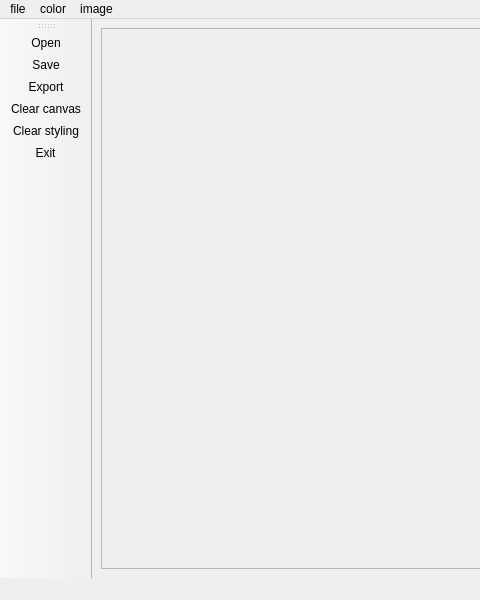
First picture: the form in mainwindow.ui, repository Guc10/lab_qt_2, before the edit; both pictures show x 0 to 480 and y 0 to 600 of the 800 by 600 pixel window.
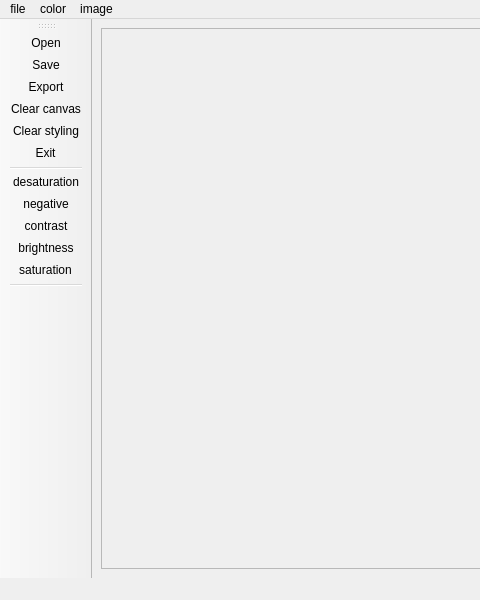
Second picture: the form after the edit. Icons and pictures are not drawn.

```diff
--- a/mainwindow.ui
+++ b/mainwindow.ui
@@ -335,6 +335,13 @@
    <addaction name="actionClear_canvas"/>
    <addaction name="actionClear_styling"/>
    <addaction name="actionExit"/>
+   <addaction name="separator"/>
+   <addaction name="actiondesaturation"/>
+   <addaction name="actionnegatyw"/>
+   <addaction name="actionkontrast"/>
+   <addaction name="actionjasnosc"/>
+   <addaction name="actionnasycenie"/>
+   <addaction name="separator"/>
   </widget>
   <action name="actiondesaturation">
    <property name="text">
```
Left out of the diff: 20 changed lines with no effect on the pictures.
